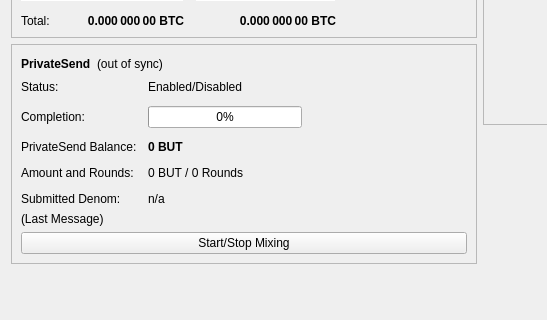
The window that src/qt/forms/overviewpage.ui (Butkoin/but) describes before a commit, drawn with Qt 5; both pictures show x 0 to 547 and y 178 to 498 of the 960 by 585 pixel window.
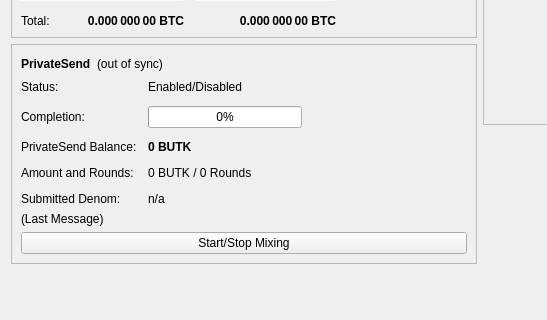
The same window after the commit.

Diff of the .ui file:
```diff
--- a/src/qt/forms/overviewpage.ui
+++ b/src/qt/forms/overviewpage.ui
@@ -508,7 +508,7 @@
                </font>
               </property>
               <property name="text">
-               <string notr="true">0 BUT</string>
+               <string notr="true">0 BUTK</string>
               </property>
              </widget>
             </item>
@@ -522,7 +522,7 @@
             <item row="3" column="1">
              <widget class="QLabel" name="labelAmountRounds">
               <property name="text">
-               <string>0 BUT / 0 Rounds</string>
+               <string>0 BUTK / 0 Rounds</string>
               </property>
              </widget>
             </item>
```
Left out of the diff: 4 changed lines with no effect on the pictures.
